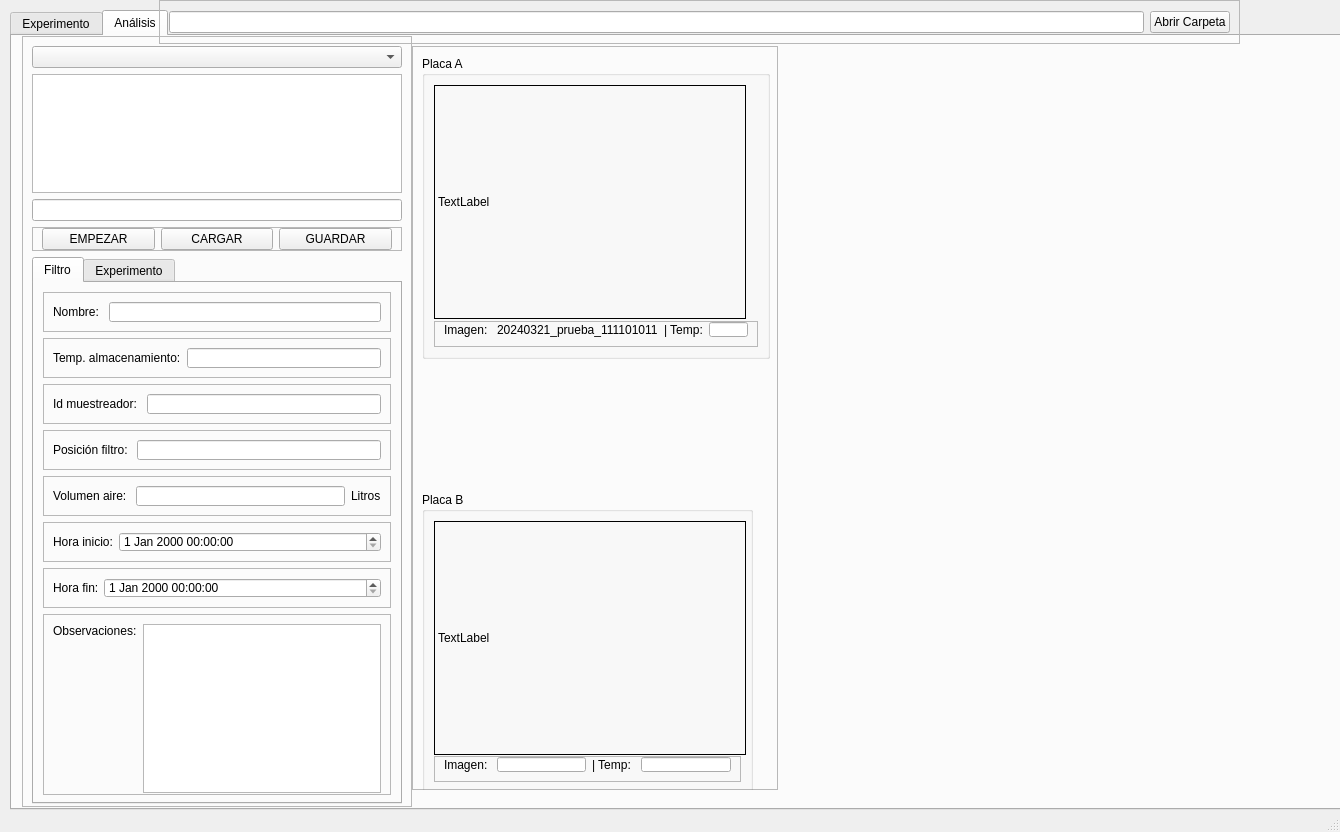
tigre437/interfaz-V0.1, file interfaz_v2/GUI-UI/v1-interfaz.ui: the form before one commit.
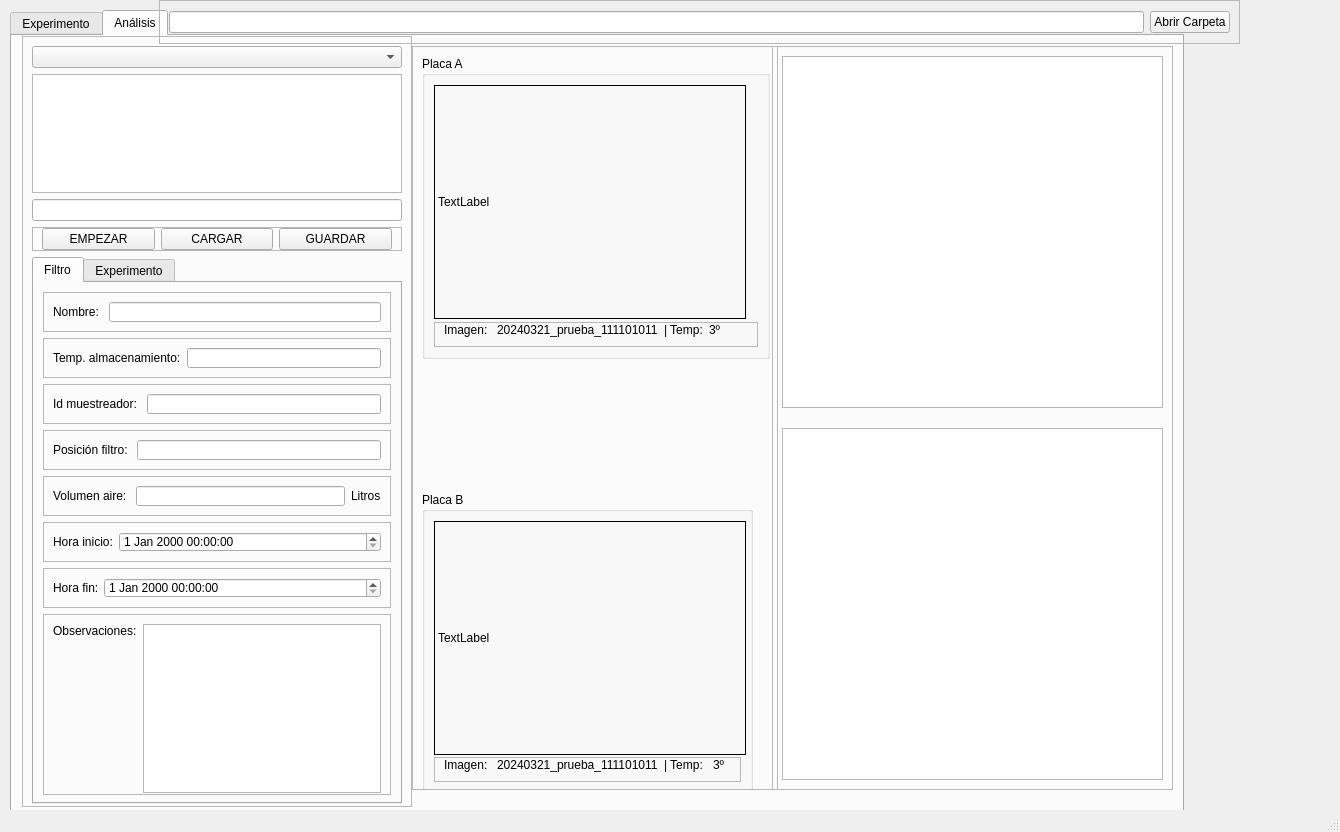
The form after the commit. The open tabs and pages were chosen to show the change. Icons and pictures are not drawn.

Commit message: acabo la parte de analisis en la interfaz

The edit to the form file:
```diff
--- a/interfaz_v2/GUI-UI/v1-interfaz.ui
+++ b/interfaz_v2/GUI-UI/v1-interfaz.ui
@@ -19,8 +19,8 @@
      <rect>
       <x>10</x>
       <y>10</y>
-      <width>1331</width>
-      <height>800</height>
+      <width>1174</width>
+      <height>888</height>
      </rect>
     </property>
     <property name="currentIndex">
@@ -3036,12 +3036,9 @@
               </widget>
              </item>
              <item>
-              <widget class="QLineEdit" name="lineEdit_38">
-               <property name="maximumSize">
-                <size>
-                 <width>45</width>
-                 <height>16777215</height>
-                </size>
+              <widget class="QLabel" name="lblTempA">
+               <property name="text">
+                <string>3º</string>
                </property>
               </widget>
              </item>
@@ -3117,7 +3114,11 @@
               </widget>
              </item>
              <item>
-              <widget class="QLineEdit" name="lineEdit_39"/>
+              <widget class="QLabel" name="lblImagenB">
+               <property name="text">
+                <string>20240321_prueba_111101011</string>
+               </property>
+              </widget>
              </item>
              <item>
               <widget class="QLabel" name="label_70">
@@ -3127,7 +3128,11 @@
               </widget>
              </item>
              <item>
-              <widget class="QLineEdit" name="lineEdit_40"/>
+              <widget class="QLabel" name="lblTempB">
+               <property name="text">
+                <string>3º</string>
+               </property>
+              </widget>
              </item>
             </layout>
            </widget>
@@ -3137,6 +3142,59 @@
        </item>
       </layout>
      </widget>
+     <widget class="QFrame" name="frame_59">
+      <property name="geometry">
+       <rect>
+        <x>760</x>
+        <y>10</y>
+        <width>401</width>
+        <height>744</height>
+       </rect>
+      </property>
+      <property name="minimumSize">
+       <size>
+        <width>366</width>
+        <height>744</height>
+       </size>
+      </property>
+      <property name="maximumSize">
+       <size>
+        <width>488</width>
+        <height>745</height>
+       </size>
+      </property>
+      <property name="frameShape">
+       <enum>QFrame::StyledPanel</enum>
+      </property>
+      <property name="frameShadow">
+       <enum>QFrame::Raised</enum>
+      </property>
+      <layout class="QVBoxLayout" name="verticalLayout_21">
+       <property name="spacing">
+        <number>20</number>
+       </property>
+       <item>
+        <widget class="QGraphicsView" name="grafica1">
+         <property name="minimumSize">
+          <size>
+           <width>345</width>
+           <height>222</height>
+          </size>
+         </property>
+        </widget>
+       </item>
+       <item>
+        <widget class="QGraphicsView" name="grafica2">
+         <property name="minimumSize">
+          <size>
+           <width>345</width>
+           <height>222</height>
+          </size>
+         </property>
+        </widget>
+       </item>
+      </layout>
+     </widget>
     </widget>
    </widget>
    <widget class="QFrame" name="frame">
```
Left out of the diff: 34 changed lines with no effect on the pictures. The commit also changes 2 other files.
